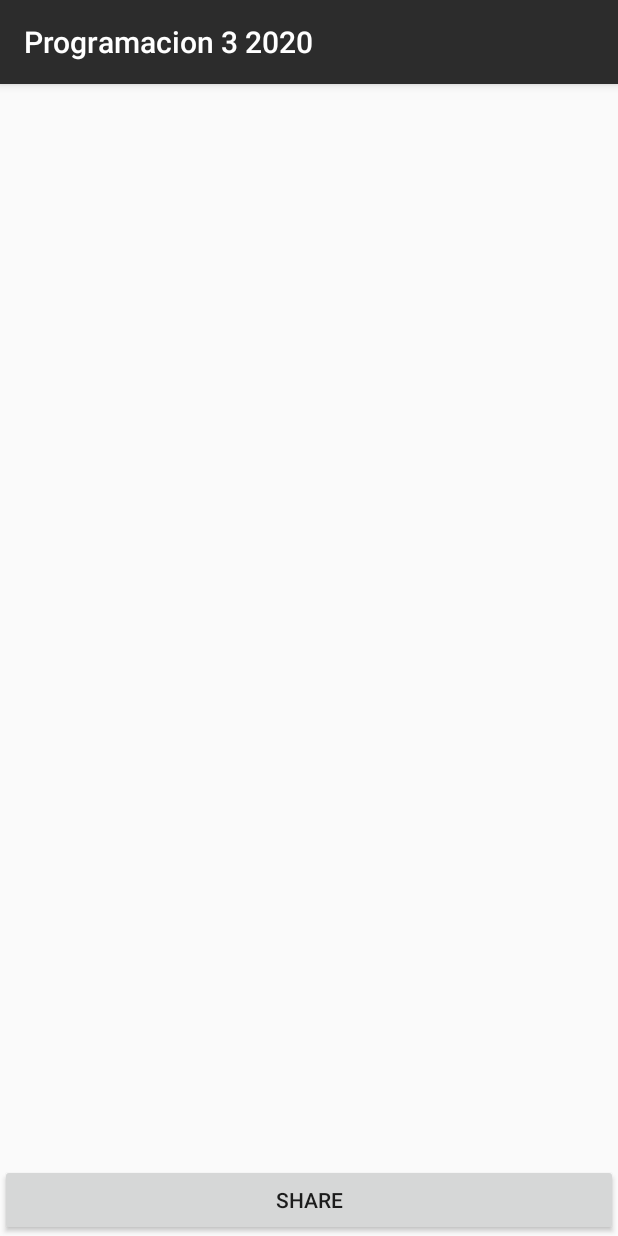
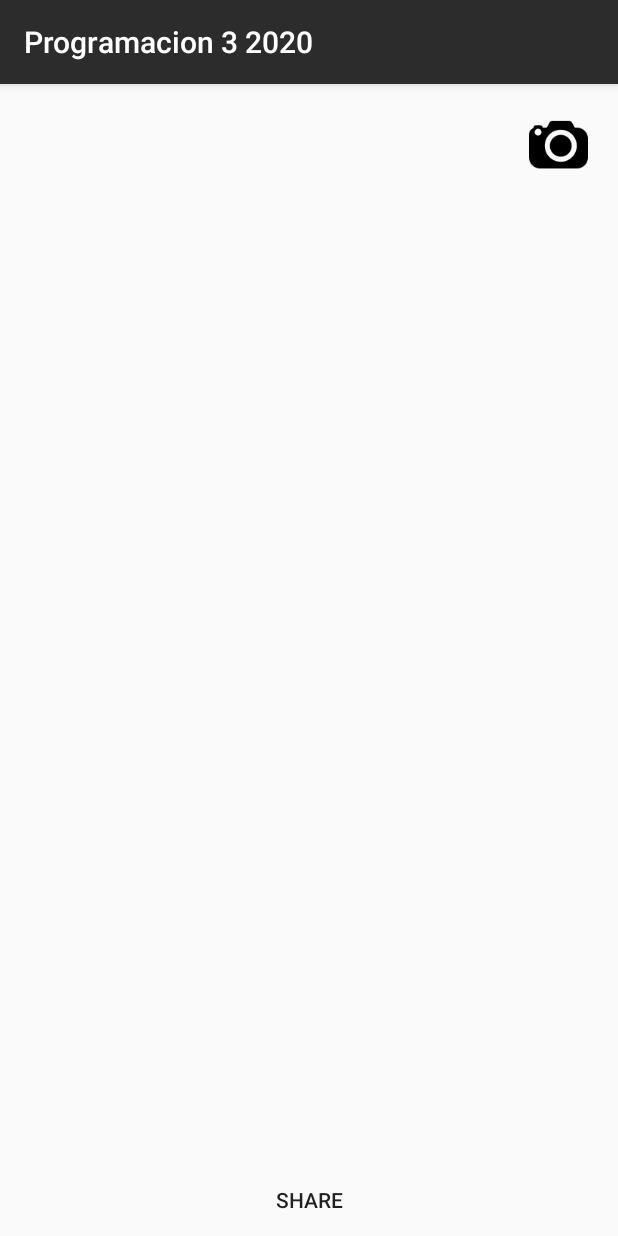
Before and after one commit to adrorodri/programacion3-2020, an Android app: the DetallesPersonaActivity screen opened directly, with no data from a screen before it, on a phone screen of 412 x 824 dp. Run offline under Robolectric (Android 15) with nearby library versions, the phone set to English and light mode, and no system bars; 1 statement that could not run was skipped.

Commit message:
Camera implemented

```diff
--- a/app/src/main/java/com/upb/programacion32020/DetallesPersonaActivity.java
+++ b/app/src/main/java/com/upb/programacion32020/DetallesPersonaActivity.java
@@ -1,18 +1,29 @@
 package com.upb.programacion32020;
 
 import android.content.Intent;
+import android.net.Uri;
 import android.os.Bundle;
+import android.os.Environment;
+import android.provider.MediaStore;
 import android.view.View;
 import android.widget.Button;
+import android.widget.ImageButton;
 import android.widget.ImageView;
 
 import androidx.appcompat.app.AppCompatActivity;
+import androidx.core.content.FileProvider;
+
+import java.io.File;
 
 public class DetallesPersonaActivity extends AppCompatActivity {
 
     ImageView imageViewPersona;
     Button buttonShare;
+    ImageButton buttonCamera;
     Persona persona;
+    Uri imageUri;
+
+    static int REQUEST_CAMERA = 1234;
 
     @Override
     protected void onCreate(Bundle savedInstanceState) {
@@ -21,6 +32,13 @@ public class DetallesPersonaActivity extends AppCompatActivity {
 
         imageViewPersona = findViewById(R.id.ivPersona);
         buttonShare = findViewById(R.id.btShare);
+        buttonCamera = findViewById(R.id.btChangePhoto);
+
+        File file = new File(getExternalFilesDir(Environment.DIRECTORY_PICTURES), "photo.jpg");
+        imageUri = FileProvider.getUriForFile(
+                this,
+                "com.upb.programacion32020.provider",
+                file);
 
         Intent intent = getIntent();
         if (intent.hasExtra("persona")) {
@@ -38,5 +56,25 @@ public class DetallesPersonaActivity extends AppCompatActivity {
                 startActivity(intent);
             }
         });
+
+        buttonCamera.setOnClickListener(new View.OnClickListener() {
+            @Override
+            public void onClick(View view) {
+                Intent intent = new Intent();
+                intent.setAction(MediaStore.ACTION_IMAGE_CAPTURE);
+                intent.putExtra(MediaStore.EXTRA_OUTPUT, imageUri);
+                startActivityForResult(intent, REQUEST_CAMERA);
+            }
+        });
+    }
+
+    @Override
+    protected void onActivityResult(int requestCode, int resultCode, Intent data) {
+        super.onActivityResult(requestCode, resultCode, data);
+        if (requestCode == REQUEST_CAMERA && resultCode == RESULT_OK) {
+//            Bitmap image = data.getParcelableExtra("data");
+//            imageViewPersona.setImageBitmap(image);
+            imageViewPersona.setImageURI(imageUri);
+        }
     }
 }
--- a/app/src/main/res/layout/activity_detalles_persona.xml
+++ b/app/src/main/res/layout/activity_detalles_persona.xml
@@ -17,6 +17,16 @@
         android:layout_width="match_parent"
         android:layout_height="wrap_content"
         android:layout_gravity="bottom"
+        android:background="?attr/selectableItemBackgroundBorderless"
         android:text="@string/share"/>
 
+    <ImageButton
+        android:id="@+id/btChangePhoto"
+        android:layout_width="wrap_content"
+        android:layout_height="wrap_content"
+        android:layout_gravity="top|end"
+        android:padding="20dp"
+        android:background="?attr/selectableItemBackgroundBorderless"
+        android:src="@drawable/ic_camera"/>
+
 </FrameLayout>
--- a/app/src/main/res/values/strings.xml
+++ b/app/src/main/res/values/strings.xml
@@ -22,4 +22,5 @@
     <string name="label_off">OFF</string>
     <string name="pay_with_creditcard">Pago Con Tarjeta:</string>
     <string name="share">Share</string>
+    <string name="change_photo">Change Photo</string>
 </resources>
--- /dev/null
+++ b/app/src/main/res/xml/file_paths.xml
@@ -0,0 +1,4 @@
+<?xml version="1.0" encoding="utf-8"?>
+<paths xmlns:android="http://schemas.android.com/apk/res/android">
+    <external-path name="external_files" path="." />
+</paths>
```
Also changed, not shown: app/src/main/AndroidManifest.xml (+14 -0 lines), app/src/main/res/drawable-xhdpi/ic_camera.png (added).
